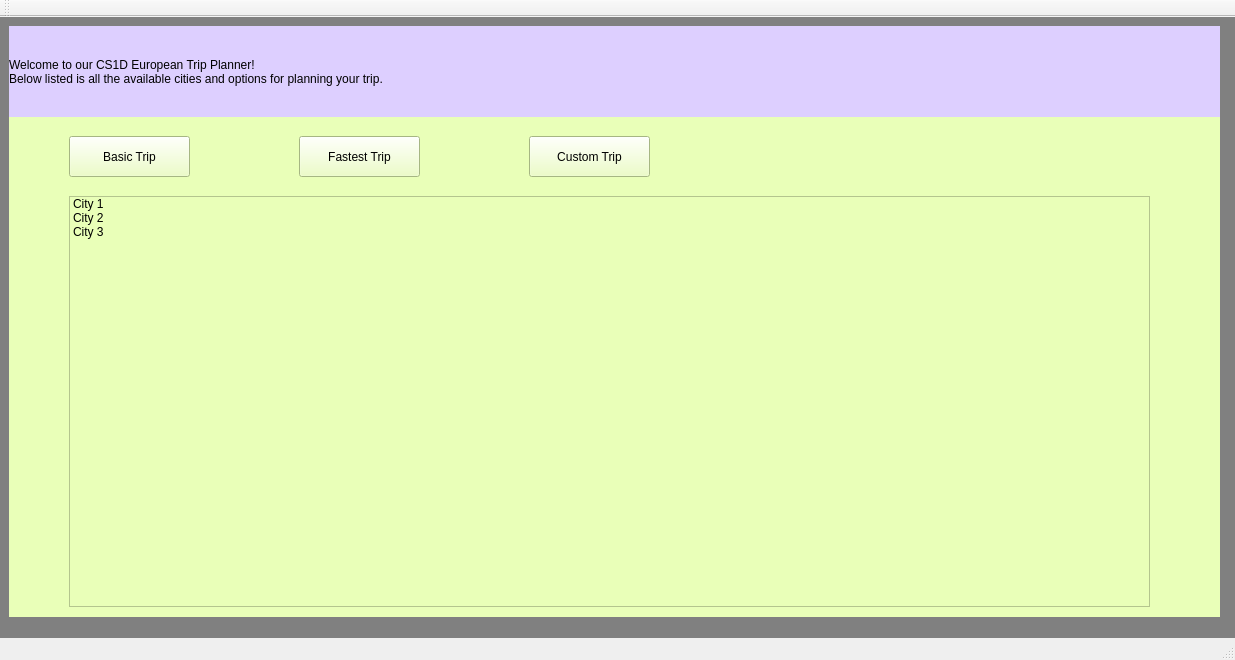
Old version of the form mainwindow.ui in the repository The-afroman/CS1D-vacation-project.
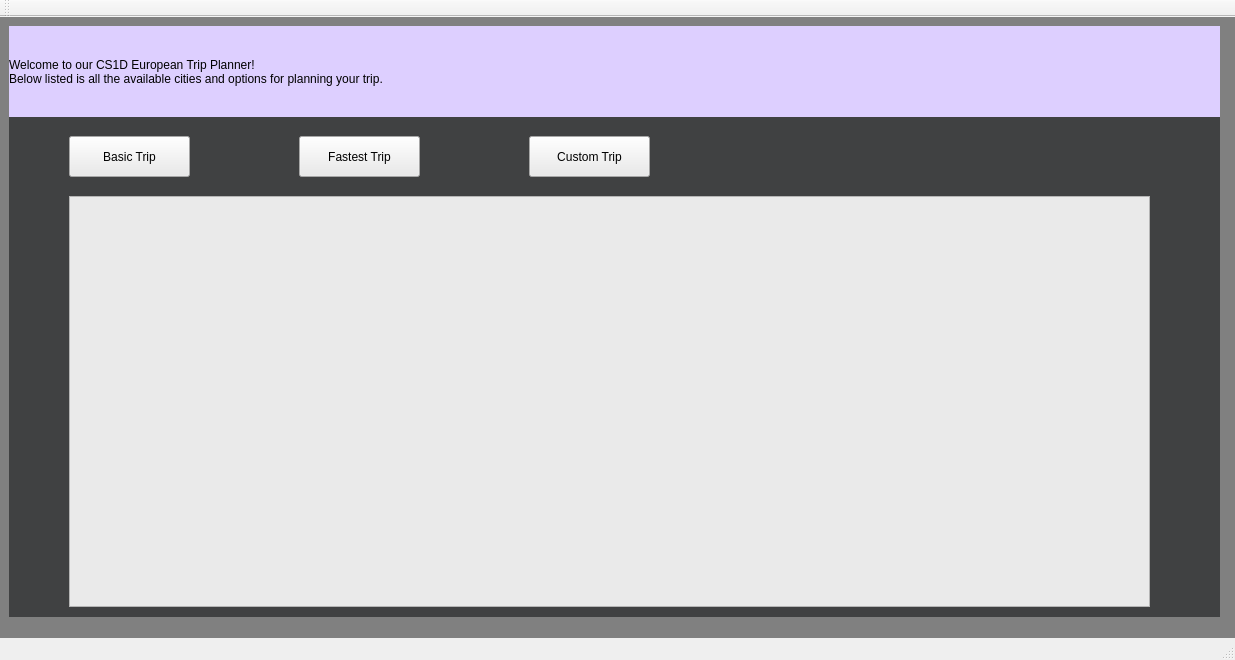
New version of the form.

Commit message: Relocated a lot of Database code and Loaded in City Data to ListWidget

```diff
--- a/mainwindow.ui
+++ b/mainwindow.ui
@@ -27,7 +27,7 @@
      </rect>
     </property>
     <property name="styleSheet">
-     <string notr="true">background-color: rgb(233, 255, 184)</string>
+     <string notr="true">background-color: rgb(64, 65, 66)</string>
     </property>
     <property name="currentIndex">
      <number>0</number>
@@ -60,6 +60,9 @@
         <height>41</height>
        </rect>
       </property>
+      <property name="styleSheet">
+       <string notr="true">background-color :rgb(234, 234, 234)</string>
+      </property>
       <property name="text">
        <string>Basic Trip</string>
       </property>
@@ -73,6 +76,9 @@
         <height>41</height>
        </rect>
       </property>
+      <property name="styleSheet">
+       <string notr="true">background-color :rgb(234, 234, 234)</string>
+      </property>
       <property name="text">
        <string>Fastest Trip</string>
       </property>
@@ -86,6 +92,9 @@
         <height>41</height>
        </rect>
       </property>
+      <property name="styleSheet">
+       <string notr="true">background-color :rgb(234, 234, 234)</string>
+      </property>
       <property name="text">
        <string>Custom Trip</string>
       </property>
@@ -99,21 +108,9 @@
         <height>411</height>
        </rect>
       </property>
-      <item>
-       <property name="text">
-        <string>City 1</string>
-       </property>
-      </item>
-      <item>
-       <property name="text">
-        <string>City 2</string>
-       </property>
-      </item>
-      <item>
-       <property name="text">
-        <string>City 3</string>
-       </property>
-      </item>
+      <property name="styleSheet">
+       <string notr="true">background-color :rgb(234, 234, 234)</string>
+      </property>
      </widget>
     </widget>
     <widget class="QWidget" name="page_2">
```
The commit also changes 5 other files.
